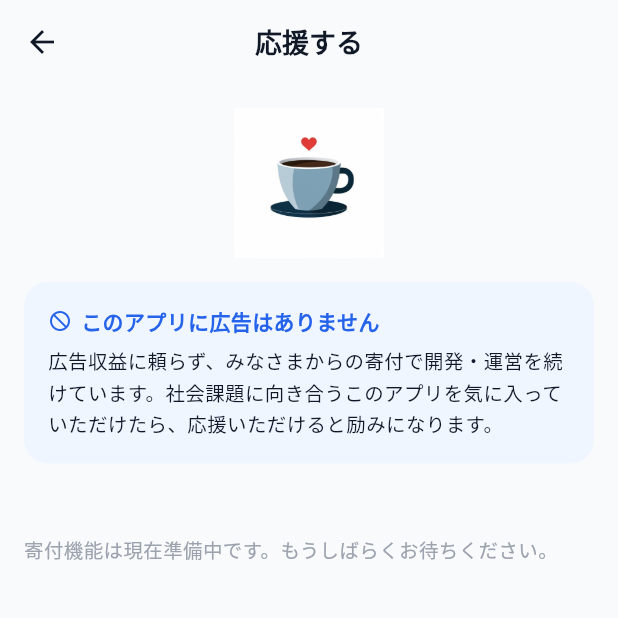
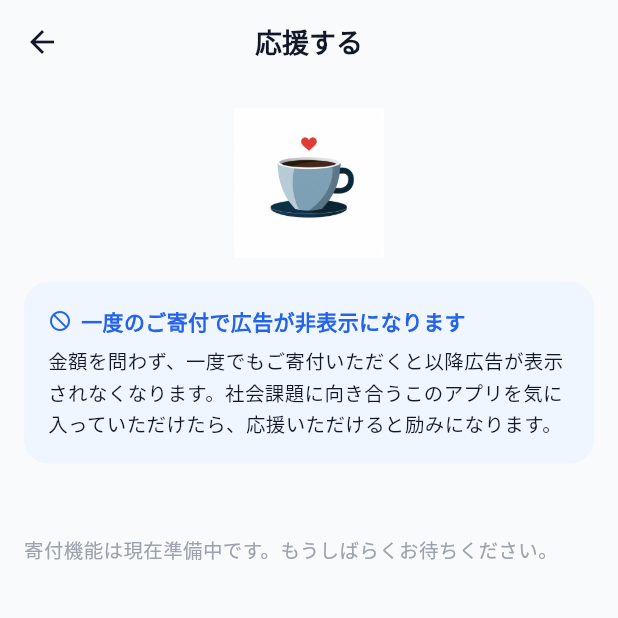
Before and after one commit to zka32101/seisaku_tohyo_map, a Flutter app: the MacroDashboardScreen screen opened directly, after a tap on the "volunteer activism" icon, on a phone screen of 412 x 824 dp, the top half of it. Run offline on Flutter 3.47's test engine with Material 3 defaults, Android fonts, the phone set to English and light mode, and no system bars; our stand-ins replace cloud_firestore, connectivity_plus, firebase_analytics, firebase_auth, firebase_core, firebase_messaging and 8 more; accounts and stored records are empty; network calls fail.

Commit message:
広告を実装し、寄付済みユーザーには非表示にする
google_mobile_adsでホーム画面にバナー広告を追加。ActivityStoreの
donationCount（既存の寄付回数カウント）を使って、一度でも寄付していれば
金額を問わず広告を表示しないようにした。あわせて、「広告はありません」と
していたダッシュボード／寄付画面の案内文を実態に合わせて更新。

- AdMobアプリID・広告ユニットIDは現時点でGoogle公開のTEST用IDのプレース
  ホルダー（AndroidManifest.xml / Info.plist / AdService内にコメントで明記）。
  ストア配信前に実際のIDへの差し替えが必要。
- 実際の寄付価格はPlay Console／App Store Connect側の商品設定で決まるため、
  最小の寄付（donation_small）は100円以上に設定することをdonation_tier.dart
  にコメントで明記。
- AdBannerWidgetはMobileAds SDK初期化前（単体テスト環境を含む）は広告を
  読み込まないようガードし、既存のウィジェットテストに影響しないことを確認。

Co-Authored-By: Claude Sonnet 5 <noreply@anthropic.com>
Claude-Session: https://claude.ai/code/session_0132QvsVndrjmTbkAcTaJNp6

```diff
--- a/lib/domain/entities/donation_tier.dart
+++ b/lib/domain/entities/donation_tier.dart
@@ -1,3 +1,7 @@
+/// 寄付の金額（価格）はGoogle Play Console／App Store Connect側の商品設定で
+/// 決まる（このファイルでは価格を扱わない）。寄付は金額を問わず1回でも行うと
+/// 広告が非表示になる仕様のため、商品を登録する際は最小の`donation_small`を
+/// 100円以上に設定すること。
 class DonationTier {
   final String productId; // Google Play Console / App Store Connect の商品IDと一致させる
   final String label;
--- a/lib/main.dart
+++ b/lib/main.dart
@@ -4,6 +4,7 @@ import 'package:flutter/material.dart';
 import 'package:flutter_riverpod/flutter_riverpod.dart';
 
 import 'firebase_options.dart';
+import 'infrastructure/ads/ad_service.dart';
 import 'infrastructure/local_storage/activity_store.dart';
 import 'infrastructure/notifications/notification_service.dart';
 import 'infrastructure/providers/user_preferences_provider.dart';
@@ -17,6 +18,7 @@ void main() async {
   WidgetsFlutterBinding.ensureInitialized();
   await Firebase.initializeApp(options: DefaultFirebaseOptions.currentPlatform);
   await ActivityStore.init();
+  await AdService.initialize();
   FirebaseMessaging.onBackgroundMessage(firebaseMessagingBackgroundHandler);
   runApp(const ProviderScope(child: MyApp()));
 }
--- a/lib/presentation/screens/donation_screen.dart
+++ b/lib/presentation/screens/donation_screen.dart
@@ -116,20 +116,22 @@ class _DonationScreenState extends State<DonationScreen> {
                   color: AppColors.primaryLight,
                   borderRadius: BorderRadius.circular(AppRadius.card),
                 ),
-                child: const Column(
+                child: Column(
                   crossAxisAlignment: CrossAxisAlignment.start,
                   children: [
                     Row(
                       children: [
-                        Icon(
+                        const Icon(
                           Icons.block_flipped,
                           size: 16,
                           color: AppColors.primary,
                         ),
-                        SizedBox(width: 6),
+                        const SizedBox(width: 6),
                         Text(
-                          'このアプリに広告はありません',
-                          style: TextStyle(
+                          ActivityStore().donationCount > 0
+                              ? '広告は表示されません'
+                              : '一度のご寄付で広告が非表示になります',
+                          style: const TextStyle(
                             fontSize: 14,
                             fontWeight: FontWeight.w800,
                             color: AppColors.primary,
@@ -137,12 +139,14 @@ class _DonationScreenState extends State<DonationScreen> {
                         ),
                       ],
                     ),
-                    SizedBox(height: 6),
+                    const SizedBox(height: 6),
                     Text(
-                      '広告収益に頼らず、みなさまからの寄付で開発・運営を続けています。'
-                      '社会課題に向き合うこのアプリを気に入っていただけたら、'
-                      '応援いただけると励みになります。',
-                      style: TextStyle(fontSize: 13, height: 1.6),
+                      ActivityStore().donationCount > 0
+                          ? 'ご支援ありがとうございます。これからも広告なしでご利用いただけます。'
+                          : '金額を問わず、一度でもご寄付いただくと以降広告が表示されなくなります。'
+                                '社会課題に向き合うこのアプリを気に入っていただけたら、'
+                                '応援いただけると励みになります。',
+                      style: const TextStyle(fontSize: 13, height: 1.6),
                     ),
                   ],
                 ),
--- a/lib/presentation/screens/macro_dashboard_screen.dart
+++ b/lib/presentation/screens/macro_dashboard_screen.dart
@@ -3,8 +3,10 @@ import 'package:flutter_riverpod/flutter_riverpod.dart';
 import 'package:fl_chart/fl_chart.dart';
 
 import '../../application/providers/dashboard_provider.dart';
+import '../../infrastructure/local_storage/activity_store.dart';
 import '../navigation/navigation_helpers.dart';
 import '../theme/app_theme.dart';
+import '../widgets/ad_banner_widget.dart';
 import '../widgets/chart_axis.dart';
 import '../widgets/offline_banner.dart';
 import '../widgets/vote_reminder_banner.dart';
@@ -537,6 +539,9 @@ class MacroDashboardScreen extends ConsumerWidget {
               ),
               const SizedBox(height: AppSpacing.md),
 
+              if (ActivityStore().donationCount == 0) ...[
+                const Center(child: AdBannerWidget()),
+                const SizedBox(height: AppSpacing.md),
                 Container(
                   width: double.infinity,
                   padding: const EdgeInsets.all(AppSpacing.md),
@@ -554,14 +559,14 @@ class MacroDashboardScreen extends ConsumerWidget {
                           crossAxisAlignment: CrossAxisAlignment.start,
                           children: [
                             Text(
-                            '広告なしで運営しています',
+                              '寄付で広告を非表示にできます',
                               style: TextStyle(
                                 fontSize: 13,
                                 fontWeight: FontWeight.w800,
                               ),
                             ),
                             Text(
-                            '気に入ったら寄付で応援いただけると嬉しいです',
+                              '一度でもご寄付いただくと、以降広告が表示されなくなります',
                               style: TextStyle(
                                 fontSize: 11,
                                 color: AppColors.textMuted,
@@ -583,6 +588,7 @@ class MacroDashboardScreen extends ConsumerWidget {
                   ),
                 ),
                 const SizedBox(height: AppSpacing.lg),
+              ],
             ],
           );
         },
--- /dev/null
+++ b/lib/presentation/widgets/ad_banner_widget.dart
@@ -0,0 +1,80 @@
+import 'package:flutter/material.dart';
+import 'package:google_mobile_ads/google_mobile_ads.dart';
+import 'package:logger/logger.dart';
+
+import '../../infrastructure/ads/ad_service.dart';
+
+final _logger = Logger();
+
+/// 標準バナー広告。一度でも寄付したユーザーには表示しない
+/// （[AdService.shouldShowAds]を参照）。広告の読み込みに失敗した場合も
+/// 何も表示しない（レイアウト崩れを避けるため）。
+class AdBannerWidget extends StatefulWidget {
+  const AdBannerWidget({super.key});
+
+  @override
+  State<AdBannerWidget> createState() => _AdBannerWidgetState();
+}
+
+class _AdBannerWidgetState extends State<AdBannerWidget> {
+  BannerAd? _bannerAd;
+  bool _loaded = false;
+
+  @override
+  void initState() {
+    super.initState();
+    if (AdService.isInitialized && AdService.shouldShowAds) {
+      _loadAd();
+    }
+  }
+
+  // 実機のAdMob SDK（プラットフォームチャンネル）が無い環境（単体テスト等）でも
+  // 落ちないよう、ActivityStoreなど他のインフラ系クラスと同様に例外を握りつぶす。
+  void _loadAd() {
+    try {
+      final ad = BannerAd(
+        adUnitId: AdService.bannerAdUnitId,
+        size: AdSize.banner,
+        request: const AdRequest(),
+        listener: BannerAdListener(
+          onAdLoaded: (_) {
+            if (!mounted) return;
+            setState(() => _loaded = true);
+          },
+          onAdFailedToLoad: (ad, error) {
+            ad.dispose();
+          },
+        ),
+      );
+      _bannerAd = ad;
+      ad.load().catchError((e) {
+        _logger.e('Error loading banner ad: $e');
+      });
+    } catch (e) {
+      _logger.e('Error creating banner ad: $e');
+    }
+  }
+
+  @override
+  void dispose() {
+    try {
+      _bannerAd?.dispose();
+    } catch (e) {
+      _logger.e('Error disposing banner ad: $e');
+    }
+    super.dispose();
+  }
+
+  @override
+  Widget build(BuildContext context) {
+    if (!AdService.shouldShowAds || !_loaded || _bannerAd == null) {
+      return const SizedBox.shrink();
+    }
+    return Container(
+      alignment: Alignment.center,
+      width: _bannerAd!.size.width.toDouble(),
+      height: _bannerAd!.size.height.toDouble(),
+      child: AdWidget(ad: _bannerAd!),
+    );
+  }
+}
--- a/pubspec.yaml
+++ b/pubspec.yaml
@@ -64,6 +64,9 @@ dependencies:
 
   # 寄付機能（Google Play課金）
   in_app_purchase: ^3.2.0
+
+  # 広告（寄付すると非表示になる）
+  google_mobile_ads: ^9.1.0
 
   # Local storage
   hive: ^2.2.3
```
Also changed, not shown: lib/infrastructure/ads/ad_service.dart (added, +39 -0 lines), pubspec.lock, 3 other files. Lines whose indentation alone changed are shown as unchanged.
